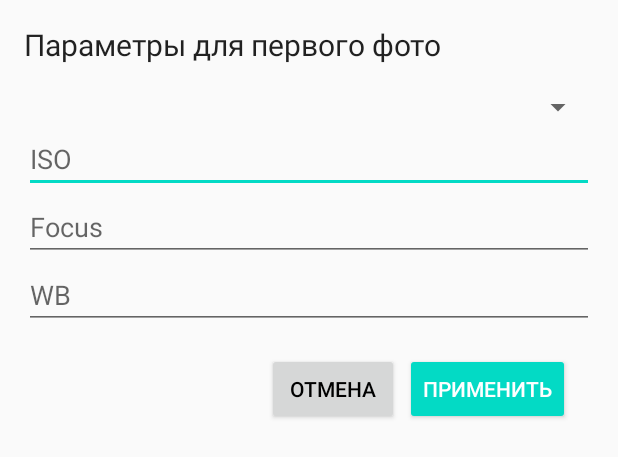
After one commit to k-konovalov/scan-3d-object-with-ar, an Android app: the layout dialog_set_camera_params.xml on its own in the app's theme, with its tools: preview values and no code run, on a phone screen of 412 x 824 dp. The commit adds this screen. Shown: the top 457 px of the screen. Run offline under Robolectric (Android 15) with nearby library versions, the phone set to English and light mode, and no system bars.

Commit message:
created dialog for camera params

```diff
--- /dev/null
+++ b/app/src/main/res/layout/dialog_set_camera_params.xml
@@ -0,0 +1,78 @@
+<?xml version="1.0" encoding="utf-8"?>
+<androidx.constraintlayout.widget.ConstraintLayout
+    xmlns:android="http://schemas.android.com/apk/res/android"
+    xmlns:app="http://schemas.android.com/apk/res-auto"
+    android:layout_width="match_parent"
+    android:layout_height="wrap_content"
+    android:orientation="vertical"
+    android:padding="16dp">
+
+    <TextView
+        android:id="@+id/tvSetParams"
+        style="@style/TextAppearance.MaterialComponents.Headline5"
+        android:layout_width="wrap_content"
+        android:layout_height="wrap_content"
+        android:layout_marginBottom="8dp"
+        android:textSize="20sp"
+        android:text="Параметры для первого фото"
+        app:layout_constraintStart_toStartOf="parent"
+        app:layout_constraintTop_toTopOf="parent" />
+
+    <Spinner
+        android:layout_marginTop="16dp"
+        android:layout_marginBottom="16dp"
+        app:layout_constraintTop_toBottomOf="@+id/tvSetParams"
+        android:id="@+id/spinnerShutter"
+        android:layout_width="match_parent"
+        android:layout_height="wrap_content"
+        />
+
+    <EditText
+        android:id="@+id/etIso"
+        android:layout_width="match_parent"
+        android:layout_height="wrap_content"
+        android:hint="ISO"
+        app:layout_constraintTop_toBottomOf="@id/spinnerShutter" />
+
+    <EditText
+        android:id="@+id/etFocus"
+        android:layout_width="match_parent"
+        android:layout_height="wrap_content"
+        android:hint="Focus"
+        app:layout_constraintTop_toBottomOf="@id/etIso" />
+
+    <EditText
+        android:id="@+id/etWB"
+        android:layout_width="match_parent"
+        android:layout_height="wrap_content"
+        android:hint="WB"
+        app:layout_constraintTop_toBottomOf="@id/etFocus" />
+
+    <Button
+        android:id="@+id/btnCancel"
+        android:layout_width="wrap_content"
+        android:layout_height="wrap_content"
+        android:layout_marginStart="16dp"
+        android:layout_marginTop="16dp"
+        android:layout_marginEnd="4dp"
+        android:layout_marginBottom="16dp"
+        android:text="Отмена"
+        android:textColor="@android:color/black"
+        app:layout_constraintBottom_toBottomOf="@id/btnSubmit"
+        app:layout_constraintEnd_toStartOf="@id/btnSubmit"
+        app:layout_constraintTop_toTopOf="@id/btnSubmit" />
+
+    <Button
+        android:id="@+id/btnSubmit"
+        android:layout_width="wrap_content"
+        android:layout_height="wrap_content"
+        android:layout_marginTop="16dp"
+        android:layout_marginEnd="16dp"
+        android:layout_marginBottom="16dp"
+        android:backgroundTint="@color/colorAccent"
+        android:text="Применить"
+        android:textColor="@android:color/white"
+        app:layout_constraintEnd_toEndOf="parent"
+        app:layout_constraintTop_toBottomOf="@id/etWB" />
+
+</androidx.constraintlayout.widget.ConstraintLayout>
```
Also changed, not shown: app/src/main/java/com/arvrlab/reconstructcamera/scenario/ScenarioFragment.kt (+16 -9 lines), app/src/main/java/com/arvrlab/reconstructcamera/scenario/SetParamsDialogFragment.kt (added, +97 -0 lines), app/src/main/res/layout/spinner_item.xml (added, +8 -0 lines).
